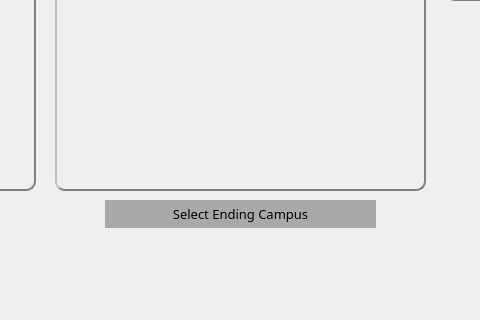
The window that src/tourcampuses.ui (brianclinkenbeard/collegetour) describes before a commit, drawn with Qt 5; both pictures show x 355 to 835 and y 440 to 760 of the 1197 by 760 pixel window.
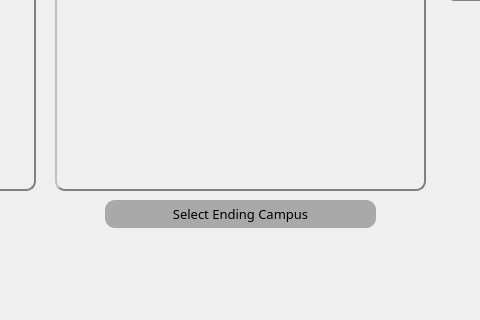
The same window after the commit. The open tabs and pages were chosen to show the change. Icons and pictures are not drawn.

Diff of the .ui file:
```diff
--- a/src/tourcampuses.ui
+++ b/src/tourcampuses.ui
@@ -144,7 +144,8 @@
      </property>
      <property name="styleSheet">
       <string notr="true">QPushButton {
-	border-radius: 150px;
+	border-style: inset;
+	border-radius: 10px;
 }</string>
      </property>
      <property name="text">
```
Left out of the diff: 13 changed lines with no effect on the pictures.
